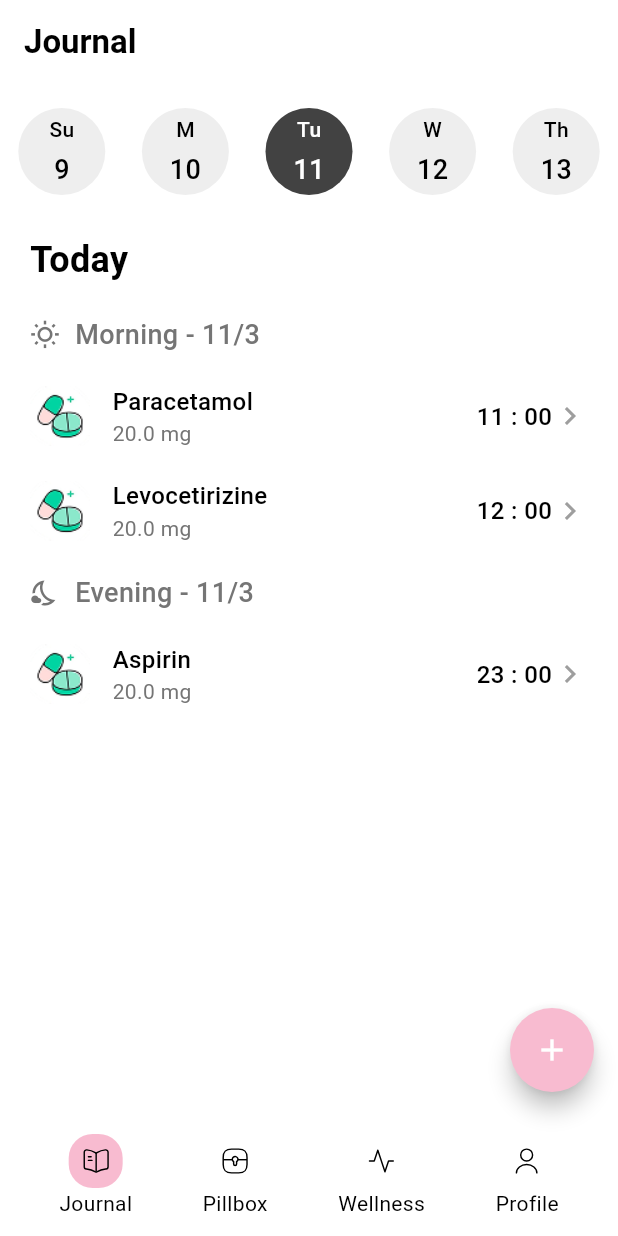
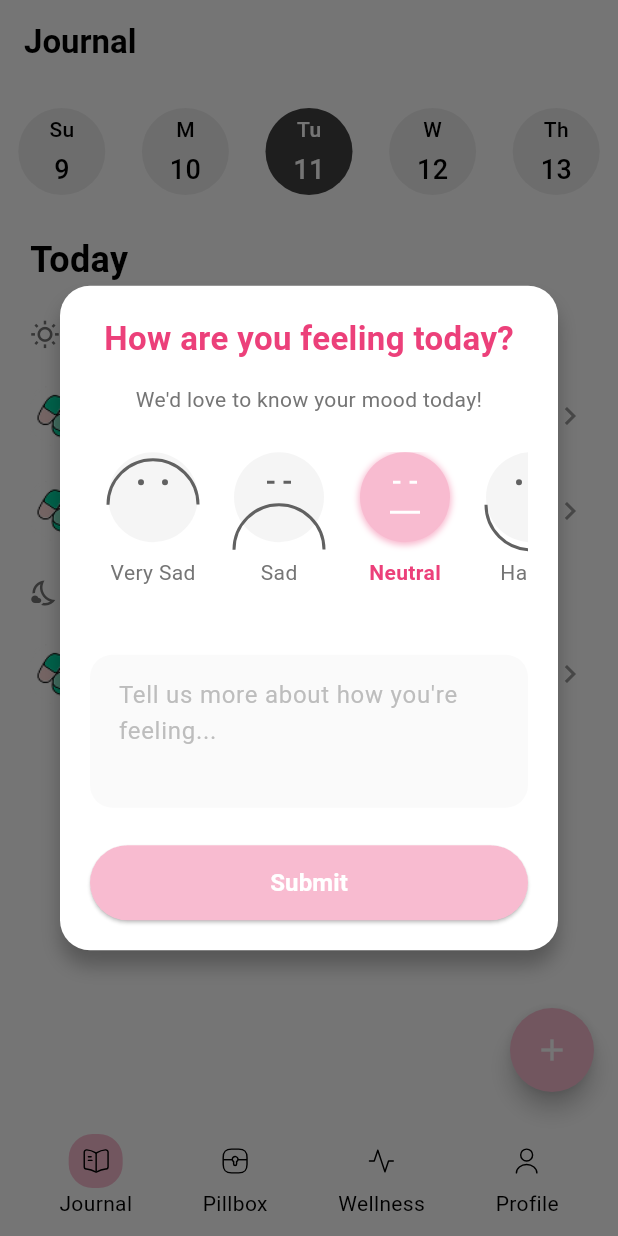
Before and after one commit to rudi-q/pinkrain_health_journal, a Flutter app: the screen it shows after launch, on a phone screen of 412 x 824 dp. Run offline on Flutter 3.47's test engine with Material 3 defaults, Android fonts, the light colour scheme and no system bars; our stand-ins replace flutter_riverpod, flutter_svg, go_router, hive_flutter, percent_indicator, supabase_flutter; missing offline and left inert: pretty_animated_text; accounts and stored records are empty.

Commit message:
Add daily mood prompt feature with Hive storage

```diff
--- /dev/null
+++ b/lib/core/services/hive_service.dart
@@ -0,0 +1,62 @@
+import 'package:hive_flutter/hive_flutter.dart';
+import 'package:path_provider/path_provider.dart';
+import 'package:intl/intl.dart';
+
+class HiveService {
+  static const String userPrefsBox = 'userPreferences';
+  static const String lastMoodDateKey = 'lastMoodDate';
+  static const String userMoodKey = 'userMood';
+  static const String userMoodDescriptionKey = 'userMoodDescription';
+
+  /// Initialize Hive
+  static Future<void> init() async {
+    final appDocumentDir = await getApplicationDocumentsDirectory();
+    await Hive.initFlutter(appDocumentDir.path);
+
+    // Open boxes
+    await Hive.openBox(userPrefsBox);
+  }
+
+  /// Check if this is the first launch of the day
+  static bool isFirstLaunchOfDay() {
+    final box = Hive.box(userPrefsBox);
+    final String today = DateFormat('yyyy-MM-dd').format(DateTime.now());
+    final String? lastDate = box.get(lastMoodDateKey);
+
+    // If no date is stored or the stored date is different from today
+    return lastDate == null || lastDate != today;
+  }
+
+  /// Set today as the last mood entry date
+  static Future<void> setMoodEntryForToday() async {
+    final box = Hive.box(userPrefsBox);
+    final String today = DateFormat('yyyy-MM-dd').format(DateTime.now());
+    await box.put(lastMoodDateKey, today);
+  }
+
+  /// Save user's daily mood data
+  static Future<void> saveUserMood(int moodValue, String moodDescription) async {
+    final box = Hive.box(userPrefsBox);
+    await box.put(userMoodKey, moodValue);
+    await box.put(userMoodDescriptionKey, moodDescription);
+    await setMoodEntryForToday();
+  }
+
+  /// Get user's mood value
+  static int? getUserMood() {
+    final box = Hive.box(userPrefsBox);
+    return box.get(userMoodKey);
+  }
+
+  /// Get user's mood description
+  static String? getUserMoodDescription() {
+    final box = Hive.box(userPrefsBox);
+    return box.get(userMoodDescriptionKey);
+  }
+
+  /// Get the date of the last mood entry
+  static String? getLastMoodDate() {
+    final box = Hive.box(userPrefsBox);
+    return box.get(lastMoodDateKey);
+  }
+}
--- a/lib/features/journal/presentation/journal.dart
+++ b/lib/features/journal/presentation/journal.dart
@@ -3,11 +3,14 @@ import 'package:flutter/material.dart';
 import 'package:flutter_riverpod/flutter_riverpod.dart';
 import 'package:go_router/go_router.dart';
 import 'package:pillow/core/util/helpers.dart';
+import 'dart:async';
 
 import '../../../core/theme/icons.dart';
 import '../../../core/util/dateFormatConverters.dart';
 import '../../../core/widgets/appbar.dart';
 import '../../../core/widgets/bottom_navigation.dart';
+import '../../../core/services/hive_service.dart';
+import '../../../features/splash/daily_mood_prompt.dart';
 import '../data/journal_log.dart';
 import 'journal_notifier.dart';
 
@@ -30,6 +33,13 @@ class JournalScreenState extends ConsumerState<JournalScreen> {
   void initState() {
     super.initState();
     //todo: Load saved journal entries from local storage or cloud
+
+    // Check for daily mood prompt with a gentle delay
+    Timer(const Duration(seconds: 3), () {
+      if (mounted) {
+        _checkDailyMood();
+      }
+    });
   }
 
   @override
@@ -59,6 +69,25 @@ class JournalScreenState extends ConsumerState<JournalScreen> {
   }
 
   //todo: Implement journal entry saving functionality
+
+  // Check if it's the first launch of the day and show mood prompt
+  void _checkDailyMood() {
+    if (HiveService.isFirstLaunchOfDay()) {
+      // Show the daily mood prompt with a gentle animation
+      showDialog(
+        context: context,
+        barrierDismissible: false,
+        barrierColor: Colors.black54,
+        builder: (BuildContext context) {
+          return DailyMoodPrompt(
+            onComplete: () {
+              Navigator.of(context).pop();
+            },
+          );
+        },
+      );
+    }
+  }
 
   @override
   Widget build(BuildContext context) {
--- /dev/null
+++ b/lib/features/splash/daily_mood_prompt.dart
@@ -0,0 +1,198 @@
+import 'package:flutter/material.dart';
+import 'package:pillow/core/services/hive_service.dart';
+import 'package:pillow/features/wellness/presentation/components/mood_painter.dart';
+
+class DailyMoodPrompt extends StatefulWidget {
+  final Function onComplete;
+
+  const DailyMoodPrompt({
+    super.key,
+    required this.onComplete,
+  });
+
+  @override
+  State<DailyMoodPrompt> createState() => _DailyMoodPromptState();
+}
+
+class _DailyMoodPromptState extends State<DailyMoodPrompt> {
+  int selectedMood = 2; // Default to neutral mood
+  final TextEditingController _feelingsController = TextEditingController();
+
+  @override
+  void dispose() {
+    _feelingsController.dispose();
+    super.dispose();
+  }
+
+  void _saveMoodAndContinue() async {
+    await HiveService.saveUserMood(selectedMood, _feelingsController.text);
+    if (mounted) {
+      widget.onComplete();
+    }
+  }
+
+  @override
+  Widget build(BuildContext context) {
+    return Dialog(
+      shape: RoundedRectangleBorder(
+        borderRadius: BorderRadius.circular(20),
+      ),
+      elevation: 0,
+      backgroundColor: Colors.transparent,
+      child: contentBox(context),
+    );
+  }
+
+  Widget contentBox(BuildContext context) {
+    return Container(
+      padding: const EdgeInsets.all(20),
+      decoration: BoxDecoration(
+        shape: BoxShape.rectangle,
+        color: Colors.white,
+        borderRadius: BorderRadius.circular(20),
+        boxShadow: const [
+          BoxShadow(
+            color: Colors.black26,
+            offset: Offset(0, 10),
+            blurRadius: 10,
+          ),
+        ],
+      ),
+      child: Column(
+        mainAxisSize: MainAxisSize.min,
+        children: <Widget>[
+          // Cute header
+          Text(
+            'How are you feeling today?',
+            style: TextStyle(
+              fontSize: 22,
+              fontWeight: FontWeight.w600,
+              color: Colors.pink[400],
+            ),
+          ),
+          const SizedBox(height: 15),
+
+          // Subtitle
+          Text(
+            'We\'d love to know your mood today!',
+            style: TextStyle(
+              fontSize: 14,
+              color: Colors.grey[600],
+            ),
+            textAlign: TextAlign.center,
+          ),
+          const SizedBox(height: 25),
+
+          // Mood selection
+          Container(
+            height: 110,
+            child: ListView(
+              scrollDirection: Axis.horizontal,
+              children: List.generate(5, (index) {
+                return Padding(
+                  padding: const EdgeInsets.symmetric(horizontal: 12.0),
+                  child: GestureDetector(
+                    onTap: () {
+                      setState(() {
+                        selectedMood = index;
+                      });
+                    },
+                    child: Column(
+                      children: [
+                        Container(
+                          width: 60,
+                          height: 60,
+                          decoration: BoxDecoration(
+                            color: selectedMood == index ? Colors.pink[100] : Colors.grey[100],
+                            shape: BoxShape.circle,
+                            boxShadow: selectedMood == index ? [
+                              BoxShadow(
+                                color: Colors.pink.withOpacity(0.3),
+                                spreadRadius: 1,
+                                blurRadius: 3,
+                                offset: Offset(0, 1),
+                              )
+                            ] : null,
+                          ),
+                          child: CustomPaint(
+                            painter: MoodPainter(index, selectedMood == index),
+                            size: const Size(50, 50),
+                          ),
+                        ),
+                        const SizedBox(height: 10),
+                        Text(
+                          _getMoodLabel(index),
+                          style: TextStyle(
+                            fontSize: 14,
+                            fontWeight: selectedMood == index ? FontWeight.bold : FontWeight.normal,
+                            color: selectedMood == index ? Colors.pink[400] : Colors.grey[600],
+                          ),
+                        ),
+                      ],
+                    ),
+                  ),
+                );
+              }),
+            ),
+          ),
+          const SizedBox(height: 25),
+
+          // Text field for feelings
+          TextField(
+            controller: _feelingsController,
+            maxLines: 3,
+            decoration: InputDecoration(
+              hintText: 'Tell us more about how you\'re feeling...',
+              hintStyle: TextStyle(color: Colors.grey[400]),
+              filled: true,
+              fillColor: Colors.grey[50],
+              border: OutlineInputBorder(
+                borderRadius: BorderRadius.circular(15),
+                borderSide: BorderSide.none,
+              ),
+              contentPadding: const EdgeInsets.all(15),
+            ),
+          ),
+          const SizedBox(height: 25),
+
+          // Submit button
+          ElevatedButton(
+            onPressed: _saveMoodAndContinue,
+            style: ElevatedButton.styleFrom(
+              backgroundColor: Colors.pink[100],
+              foregroundColor: Colors.white,
+              shape: RoundedRectangleBorder(
+                borderRadius: BorderRadius.circular(30),
+              ),
+              minimumSize: const Size(double.infinity, 50),
+            ),
+            child: const Text(
+              'Submit',
+              style: TextStyle(
+                fontSize: 16,
+                fontWeight: FontWeight.bold,
+              ),
+            ),
+          ),
+        ],
+      ),
+    );
+  }
+
+  String _getMoodLabel(int mood) {
+    switch (mood) {
+      case 0:
+        return 'Very Sad';
+      case 1:
+        return 'Sad';
+      case 2:
+        return 'Neutral';
+      case 3:
+        return 'Happy';
+      case 4:
+        return 'Very Happy';
+      default:
+        return '';
+    }
+  }
+}
--- a/lib/features/splash/splash_screen.dart
+++ b/lib/features/splash/splash_screen.dart
@@ -39,9 +39,15 @@ class _SplashScreenState extends State<SplashScreen> with SingleTickerProviderSt
 
     _controller.forward();
 
-    // Navigate to the main screen after 3 seconds
-    Timer(const Duration(milliseconds: 3000), () {
+    // Initialize Hive and check if it's the first launch of the day
+    _initializeApp();
+  }
+
+  Future<void> _initializeApp() async {
+    // Wait for the animation to complete
+    Timer(const Duration(milliseconds: 2000), () {
       if (mounted) {
+        // Navigate directly to the journal screen
         context.go('/journal');
       }
     });
--- a/lib/main.dart
+++ b/lib/main.dart
@@ -2,6 +2,7 @@ import 'package:flutter/material.dart';
 import 'package:flutter_riverpod/flutter_riverpod.dart';
 
 import 'core/navigation/router.dart';
+import 'core/services/hive_service.dart';
 
 Future<void> main() async {
 
@@ -10,6 +11,9 @@ Future<void> main() async {
   WidgetsFlutterBinding.ensureInitialized();
 
   //todo: Implement analytics and crash reporting
+
+  // Initialize Hive
+  await HiveService.init();
 
   //appVersion = await getAppVersion();
 
--- a/pubspec.yaml
+++ b/pubspec.yaml
@@ -31,6 +31,9 @@ dependencies:
   intl: ^0.20.2
   percent_indicator: ^4.2.4
   pretty_animated_text: ^2.0.0
+  hive: ^2.2.3
+  hive_flutter: ^1.1.0
+  path_provider: ^2.1.2
 
 dev_dependencies:
   flutter_test:
```
Also changed, not shown: pubspec.lock.
